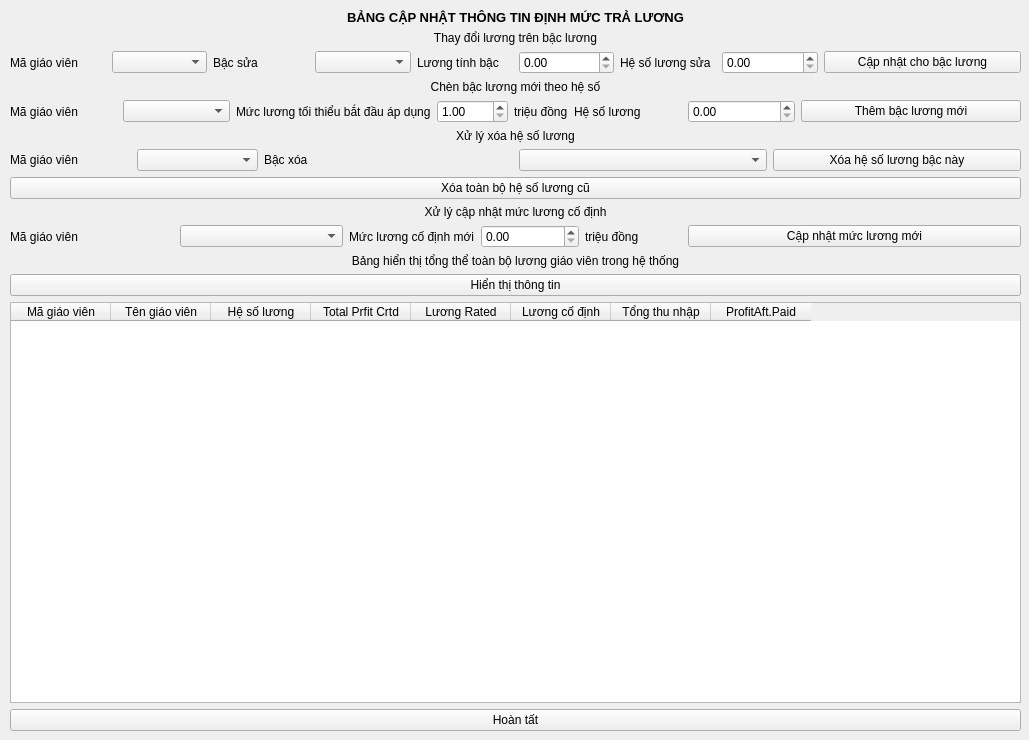
Above: TranslateUiPyPackage/ui_ip/M52_capnhatthongtinluong.ui from longpham6595/kvmanagement before the change. Below: the same form after it.
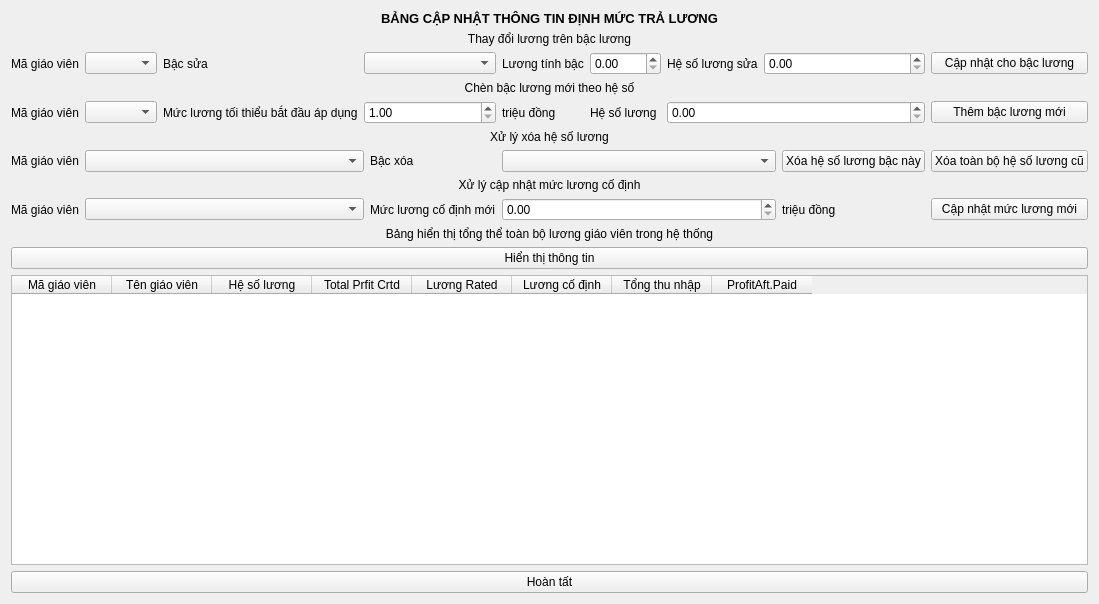
That is the form after the change.

Diff of the .ui file:
```diff
--- a/TranslateUiPyPackage/ui_ip/M52_capnhatthongtinluong.ui
+++ b/TranslateUiPyPackage/ui_ip/M52_capnhatthongtinluong.ui
@@ -6,360 +6,196 @@
    <rect>
     <x>0</x>
     <y>0</y>
-    <width>1029</width>
-    <height>740</height>
+    <width>978</width>
+    <height>604</height>
    </rect>
   </property>
   <property name="windowTitle">
    <string>Form</string>
   </property>
-  <widget class="QWidget" name="layoutWidget">
-   <property name="geometry">
-    <rect>
-     <x>10</x>
-     <y>10</y>
-     <width>1011</width>
-     <height>721</height>
-    </rect>
-   </property>
-   <layout class="QVBoxLayout" name="verticalLayout_5">
-    <item>
+  <layout class="QGridLayout" name="gridLayout">
+   <item row="5" column="0" colspan="16">
+    <widget class="QLabel" name="label_7">
+     <property name="text">
+      <string>&lt;html&gt;&lt;head/&gt;&lt;body&gt;&lt;p align=&quot;center&quot;&gt;Xử lý xóa hệ số lương&lt;/p&gt;&lt;/body&gt;&lt;/html&gt;</string>
+     </property>
+    </widget>
+   </item>
+   <item row="6" column="15">
+    <widget class="QPushButton" name="delallhsl">
+     <property name="text">
+      <string>Xóa toàn bộ hệ số lương cũ</string>
+     </property>
+    </widget>
+   </item>
+   <item row="9" column="6" colspan="8">
+    <widget class="QDoubleSpinBox" name="basepayment">
+     <property name="minimum">
+      <double>0.000000000000000</double>
+     </property>
+     <property name="maximum">
+      <double>1000.000000000000000</double>
+     </property>
+     <property name="singleStep">
+      <double>0.010000000000000</double>
+     </property>
+     <property name="value">
+      <double>0.000000000000000</double>
+     </property>
+    </widget>
+   </item>
+   <item row="11" column="0" colspan="16">
+    <widget class="QPushButton" name="httt">
+     <property name="text">
+      <string>Hiển thị thông tin</string>
+     </property>
+    </widget>
+   </item>
+   <item row="4" column="15">
+    <widget class="QPushButton" name="capnhathsl">
+     <property name="text">
+      <string>Thêm bậc lương mới</string>
+     </property>
+    </widget>
+   </item>
+   <item row="3" column="0" colspan="16">
+    <widget class="QLabel" name="label_2">
+     <property name="text">
+      <string>&lt;html&gt;&lt;head/&gt;&lt;body&gt;&lt;p align=&quot;center&quot;&gt;Chèn bậc lương mới theo hệ số&lt;/p&gt;&lt;/body&gt;&lt;/html&gt;</string>
+     </property>
+    </widget>
+   </item>
+   <item row="9" column="15">
+    <widget class="QPushButton" name="udnewbasepm">
+     <property name="text">
+      <string>Cập nhật mức lương mới</string>
+     </property>
+    </widget>
+   </item>
+   <item row="4" column="1" colspan="2">
+    <widget class="QComboBox" name="mgvblhs"/>
+   </item>
+   <item row="2" column="11" colspan="4">
+    <widget class="QDoubleSpinBox" name="hslsua">
+     <property name="maximum">
+      <double>1.000000000000000</double>
+     </property>
+     <property name="singleStep">
+      <double>0.010000000000000</double>
+     </property>
+    </widget>
+   </item>
+   <item row="4" column="9" colspan="6">
+    <widget class="QDoubleSpinBox" name="hsl">
+     <property name="maximum">
+      <double>1.000000000000000</double>
+     </property>
+     <property name="singleStep">
+      <double>0.010000000000000</double>
+     </property>
+    </widget>
+   </item>
+   <item row="0" column="0" colspan="16">
      <widget class="QLabel" name="label">
       <property name="text">
        <string>&lt;html&gt;&lt;head/&gt;&lt;body&gt;&lt;p align=&quot;center&quot;&gt;&lt;span style=&quot; font-size:10pt; font-weight:600;&quot;&gt;BẢNG CẬP NHẬT THÔNG TIN ĐỊNH MỨC TRẢ LƯƠNG&lt;/span&gt;&lt;/p&gt;&lt;/body&gt;&lt;/html&gt;</string>
       </property>
      </widget>
     </item>
-    <item>
-     <layout class="QVBoxLayout" name="verticalLayout_6">
-      <item>
-       <widget class="QLabel" name="label_18">
+   <item row="10" column="0" colspan="16">
+    <widget class="QLabel" name="label_14">
         <property name="text">
-         <string>&lt;html&gt;&lt;head/&gt;&lt;body&gt;&lt;p align=&quot;center&quot;&gt;Thay đổi lương trên bậc lương&lt;/p&gt;&lt;/body&gt;&lt;/html&gt;</string>
+      <string>&lt;html&gt;&lt;head/&gt;&lt;body&gt;&lt;p align=&quot;center&quot;&gt;Bảng hiển thị tổng thể toàn bộ lương giáo viên trong hệ thống&lt;/p&gt;&lt;/body&gt;&lt;/html&gt;</string>
         </property>
        </widget>
       </item>
-      <item>
-       <layout class="QHBoxLayout" name="horizontalLayout_14">
-        <item>
-         <layout class="QHBoxLayout" name="horizontalLayout_13">
-          <item>
+   <item row="4" column="6">
+    <widget class="QLabel" name="label_5">
+     <property name="text">
+      <string>triệu đồng</string>
+     </property>
+    </widget>
+   </item>
+   <item row="2" column="0">
            <widget class="QLabel" name="label_15">
             <property name="text">
              <string>Mã giáo viên</string>
             </property>
            </widget>
           </item>
-          <item>
+   <item row="2" column="8">
+    <widget class="QDoubleSpinBox" name="luongbac">
+     <property name="maximum">
+      <double>1000.000000000000000</double>
+     </property>
+     <property name="singleStep">
+      <double>1.000000000000000</double>
+     </property>
+    </widget>
+   </item>
+   <item row="4" column="0">
+    <widget class="QLabel" name="label_6">
+     <property name="text">
+      <string>Mã giáo viên</string>
+     </property>
+    </widget>
+   </item>
+   <item row="2" column="1" colspan="2">
            <widget class="QComboBox" name="mgvcnl"/>
           </item>
-         </layout>
-        </item>
-        <item>
-         <layout class="QHBoxLayout" name="horizontalLayout_12">
-          <item>
+   <item row="2" column="3">
            <widget class="QLabel" name="label_16">
             <property name="text">
              <string>Bậc sửa</string>
             </property>
            </widget>
           </item>
-          <item>
-           <widget class="QComboBox" name="bacsua"/>
-          </item>
-         </layout>
-        </item>
-        <item>
-         <layout class="QHBoxLayout" name="horizontalLayout_15">
-          <item>
-           <widget class="QLabel" name="label_19">
-            <property name="text">
-             <string>Lương tính bậc</string>
-            </property>
-           </widget>
-          </item>
-          <item>
-           <widget class="QDoubleSpinBox" name="luongbac">
-            <property name="maximum">
-             <double>1000.000000000000000</double>
-            </property>
-            <property name="singleStep">
-             <double>1.000000000000000</double>
-            </property>
-           </widget>
-          </item>
-         </layout>
-        </item>
-        <item>
-         <layout class="QHBoxLayout" name="horizontalLayout_11">
-          <item>
+   <item row="2" column="9" colspan="2">
            <widget class="QLabel" name="label_17">
             <property name="text">
              <string>Hệ số lương sửa</string>
             </property>
            </widget>
           </item>
-          <item>
-           <widget class="QDoubleSpinBox" name="hslsua">
-            <property name="maximum">
-             <double>1.000000000000000</double>
-            </property>
-            <property name="singleStep">
-             <double>0.010000000000000</double>
-            </property>
-           </widget>
-          </item>
-         </layout>
-        </item>
-        <item>
-         <widget class="QPushButton" name="updatebl">
+   <item row="1" column="0" colspan="16">
+    <widget class="QLabel" name="label_18">
           <property name="text">
-           <string>Cập nhật cho bậc lương</string>
+      <string>&lt;html&gt;&lt;head/&gt;&lt;body&gt;&lt;p align=&quot;center&quot;&gt;Thay đổi lương trên bậc lương&lt;/p&gt;&lt;/body&gt;&lt;/html&gt;</string>
           </property>
          </widget>
         </item>
-       </layout>
-      </item>
-     </layout>
-    </item>
-    <item>
-     <layout class="QVBoxLayout" name="verticalLayout">
-      <item>
-       <widget class="QLabel" name="label_2">
-        <property name="text">
-         <string>&lt;html&gt;&lt;head/&gt;&lt;body&gt;&lt;p align=&quot;center&quot;&gt;Chèn bậc lương mới theo hệ số&lt;/p&gt;&lt;/body&gt;&lt;/html&gt;</string>
-        </property>
-       </widget>
-      </item>
-      <item>
-       <layout class="QHBoxLayout" name="horizontalLayout_4">
-        <item>
-         <layout class="QHBoxLayout" name="horizontalLayout_3">
-          <item>
-           <widget class="QLabel" name="label_6">
-            <property name="text">
-             <string>Mã giáo viên</string>
-            </property>
-           </widget>
-          </item>
-          <item>
-           <widget class="QComboBox" name="mgvblhs"/>
-          </item>
-         </layout>
-        </item>
-        <item>
-         <layout class="QHBoxLayout" name="horizontalLayout_2">
-          <item>
+   <item row="4" column="3">
            <widget class="QLabel" name="label_4">
             <property name="text">
              <string>Mức lương tối thiểu bắt đầu áp dụng</string>
             </property>
            </widget>
           </item>
-          <item>
-           <widget class="QDoubleSpinBox" name="steppayment">
-            <property name="minimum">
-             <double>1.000000000000000</double>
-            </property>
-            <property name="maximum">
-             <double>1000.000000000000000</double>
-            </property>
-            <property name="singleStep">
-             <double>1.000000000000000</double>
-            </property>
-            <property name="value">
-             <double>1.000000000000000</double>
-            </property>
-           </widget>
-          </item>
-          <item>
-           <widget class="QLabel" name="label_5">
-            <property name="text">
-             <string>triệu đồng</string>
-            </property>
-           </widget>
-          </item>
-         </layout>
-        </item>
-        <item>
-         <layout class="QHBoxLayout" name="horizontalLayout">
-          <item>
-           <widget class="QLabel" name="label_3">
-            <property name="text">
-             <string>Hệ số lương</string>
-            </property>
-           </widget>
-          </item>
-          <item>
-           <widget class="QDoubleSpinBox" name="hsl">
-            <property name="maximum">
-             <double>1.000000000000000</double>
-            </property>
-            <property name="singleStep">
-             <double>0.010000000000000</double>
-            </property>
-           </widget>
-          </item>
-         </layout>
-        </item>
-        <item>
-         <widget class="QPushButton" name="capnhathsl">
-          <property name="text">
-           <string>Thêm bậc lương mới</string>
-          </property>
-         </widget>
-        </item>
-       </layout>
-      </item>
-     </layout>
-    </item>
-    <item>
-     <layout class="QVBoxLayout" name="verticalLayout_3">
-      <item>
-       <widget class="QLabel" name="label_7">
-        <property name="text">
-         <string>&lt;html&gt;&lt;head/&gt;&lt;body&gt;&lt;p align=&quot;center&quot;&gt;Xử lý xóa hệ số lương&lt;/p&gt;&lt;/body&gt;&lt;/html&gt;</string>
-        </property>
-       </widget>
-      </item>
-      <item>
-       <layout class="QVBoxLayout" name="verticalLayout_2">
-        <item>
-         <layout class="QHBoxLayout" name="horizontalLayout_7">
-          <item>
-           <layout class="QHBoxLayout" name="horizontalLayout_5">
-            <item>
+   <item row="9" column="1" colspan="4">
+    <widget class="QComboBox" name="mgvlcd"/>
+   </item>
+   <item row="6" column="0">
              <widget class="QLabel" name="label_9">
               <property name="text">
                <string>Mã giáo viên</string>
               </property>
              </widget>
             </item>
-            <item>
-             <widget class="QComboBox" name="mgvhsl"/>
-            </item>
-           </layout>
-          </item>
-          <item>
-           <layout class="QHBoxLayout" name="horizontalLayout_6">
-            <item>
-             <widget class="QLabel" name="label_8">
-              <property name="text">
-               <string>Bậc xóa</string>
-              </property>
-             </widget>
-            </item>
-           </layout>
-          </item>
-          <item>
-           <widget class="QComboBox" name="bacxoa"/>
-          </item>
-          <item>
-           <widget class="QPushButton" name="delperhsl">
-            <property name="text">
-             <string>Xóa hệ số lương bậc này</string>
-            </property>
-           </widget>
-          </item>
-         </layout>
-        </item>
-        <item>
-         <widget class="QPushButton" name="delallhsl">
-          <property name="text">
-           <string>Xóa toàn bộ hệ số lương cũ</string>
-          </property>
-         </widget>
-        </item>
-       </layout>
-      </item>
-     </layout>
-    </item>
-    <item>
-     <layout class="QVBoxLayout" name="verticalLayout_4">
-      <item>
-       <widget class="QLabel" name="label_10">
-        <property name="text">
-         <string>&lt;html&gt;&lt;head/&gt;&lt;body&gt;&lt;p align=&quot;center&quot;&gt;Xử lý cập nhật mức lương cố định&lt;/p&gt;&lt;/body&gt;&lt;/html&gt;</string>
-        </property>
-       </widget>
-      </item>
-      <item>
-       <layout class="QHBoxLayout" name="horizontalLayout_10">
-        <item>
-         <layout class="QHBoxLayout" name="horizontalLayout_8">
-          <item>
+   <item row="9" column="0">
            <widget class="QLabel" name="label_11">
             <property name="text">
              <string>Mã giáo viên</string>
             </property>
            </widget>
           </item>
-          <item>
-           <widget class="QComboBox" name="mgvlcd"/>
-          </item>
-         </layout>
-        </item>
-        <item>
-         <layout class="QHBoxLayout" name="horizontalLayout_9">
-          <item>
-           <widget class="QLabel" name="label_12">
-            <property name="text">
-             <string>Mức lương cố định mới</string>
-            </property>
-           </widget>
-          </item>
-          <item>
-           <widget class="QDoubleSpinBox" name="basepayment">
-            <property name="minimum">
-             <double>0.000000000000000</double>
-            </property>
-            <property name="maximum">
-             <double>1000.000000000000000</double>
-            </property>
-            <property name="singleStep">
-             <double>0.010000000000000</double>
-            </property>
-            <property name="value">
-             <double>0.000000000000000</double>
-            </property>
-           </widget>
-          </item>
-          <item>
-           <widget class="QLabel" name="label_13">
-            <property name="text">
-             <string>triệu đồng</string>
-            </property>
-           </widget>
-          </item>
-         </layout>
-        </item>
-        <item>
-         <widget class="QPushButton" name="udnewbasepm">
-          <property name="text">
-           <string>Cập nhật mức lương mới</string>
-          </property>
-         </widget>
-        </item>
-       </layout>
-      </item>
-     </layout>
-    </item>
-    <item>
-     <widget class="QLabel" name="label_14">
-      <property name="text">
-       <string>&lt;html&gt;&lt;head/&gt;&lt;body&gt;&lt;p align=&quot;center&quot;&gt;Bảng hiển thị tổng thể toàn bộ lương giáo viên trong hệ thống&lt;/p&gt;&lt;/body&gt;&lt;/html&gt;</string>
-      </property>
-     </widget>
-    </item>
-    <item>
-     <widget class="QPushButton" name="httt">
-      <property name="text">
-       <string>Hiển thị thông tin</string>
-      </property>
-     </widget>
-    </item>
-    <item>
+   <item row="12" column="0" colspan="16">
      <widget class="QTableWidget" name="payment_view">
+     <property name="minimumSize">
+      <size>
+       <width>700</width>
+       <height>0</height>
+      </size>
+     </property>
       <column>
        <property name="text">
         <string>Mã giáo viên</string>
@@ -402,15 +238,95 @@
       </column>
      </widget>
     </item>
-    <item>
+   <item row="8" column="0" colspan="16">
+    <widget class="QLabel" name="label_10">
+     <property name="text">
+      <string>&lt;html&gt;&lt;head/&gt;&lt;body&gt;&lt;p align=&quot;center&quot;&gt;Xử lý cập nhật mức lương cố định&lt;/p&gt;&lt;/body&gt;&lt;/html&gt;</string>
+     </property>
+    </widget>
+   </item>
+   <item row="9" column="14">
+    <widget class="QLabel" name="label_13">
+     <property name="text">
+      <string>triệu đồng</string>
+     </property>
+    </widget>
+   </item>
+   <item row="2" column="15">
+    <widget class="QPushButton" name="updatebl">
+     <property name="text">
+      <string>Cập nhật cho bậc lương</string>
+     </property>
+    </widget>
+   </item>
+   <item row="2" column="4" colspan="2">
+    <widget class="QComboBox" name="bacsua"/>
+   </item>
+   <item row="13" column="0" colspan="16">
      <widget class="QPushButton" name="hoantat">
       <property name="text">
        <string>Hoàn tất</string>
       </property>
      </widget>
     </item>
-   </layout>
-  </widget>
+   <item row="9" column="5">
+    <widget class="QLabel" name="label_12">
+     <property name="text">
+      <string>Mức lương cố định mới</string>
+     </property>
+    </widget>
+   </item>
+   <item row="6" column="6" colspan="8">
+    <widget class="QComboBox" name="bacxoa"/>
+   </item>
+   <item row="6" column="1" colspan="4">
+    <widget class="QComboBox" name="mgvhsl"/>
+   </item>
+   <item row="6" column="5">
+    <widget class="QLabel" name="label_8">
+     <property name="text">
+      <string>Bậc xóa</string>
+     </property>
+    </widget>
+   </item>
+   <item row="4" column="4" colspan="2">
+    <widget class="QDoubleSpinBox" name="steppayment">
+     <property name="minimum">
+      <double>1.000000000000000</double>
+     </property>
+     <property name="maximum">
+      <double>1000.000000000000000</double>
+     </property>
+     <property name="singleStep">
+      <double>1.000000000000000</double>
+     </property>
+     <property name="value">
+      <double>1.000000000000000</double>
+     </property>
+    </widget>
+   </item>
+   <item row="4" column="8">
+    <widget class="QLabel" name="label_3">
+     <property name="text">
+      <string>Hệ số lương</string>
+     </property>
+    </widget>
+   </item>
+   <item row="6" column="14">
+    <widget class="QPushButton" name="delperhsl">
+     <property name="text">
+      <string>Xóa hệ số lương bậc này</string>
+     </property>
+    </widget>
+   </item>
+   <item row="2" column="6" colspan="2">
+    <widget class="QLabel" name="label_19">
+     <property name="text">
+      <string>Lương tính bậc</string>
+     </property>
+    </widget>
+   </item>
+  </layout>
  </widget>
  <resources/>
  <connections/>
```
Lines whose indentation alone changed are shown as unchanged.
